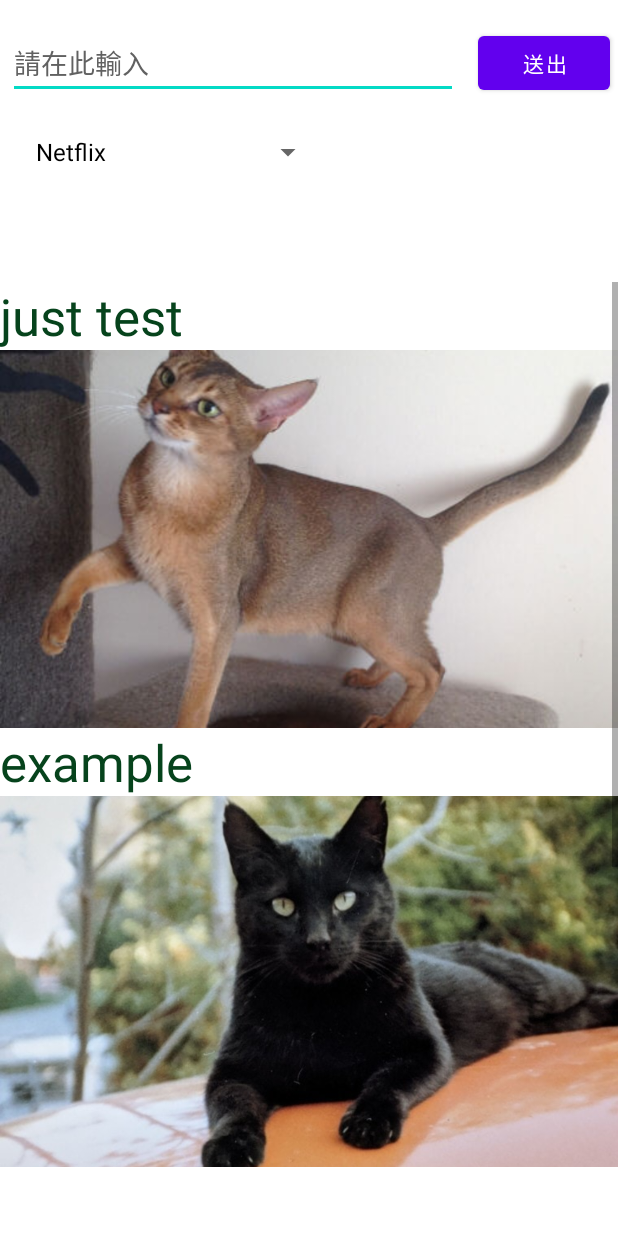
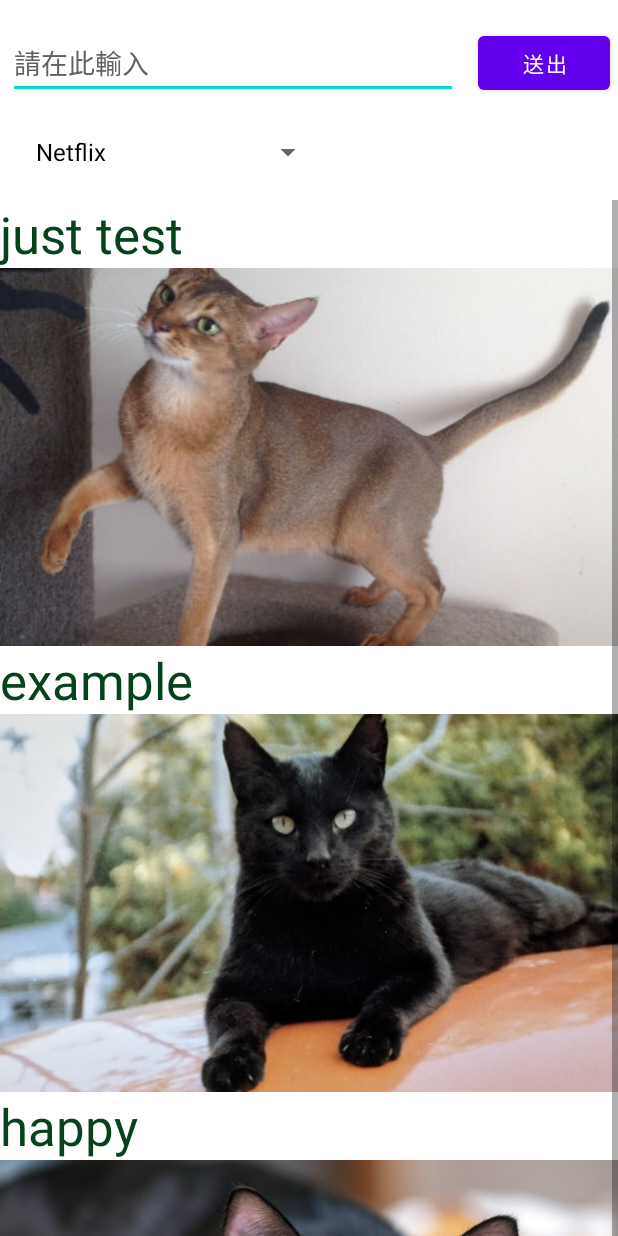
Before and after one commit to FJU-TeamA06/OTT_Search, an Android app: the SearchActivity screen opened directly, with no data from a screen before it, on a phone screen of 412 x 824 dp. Run offline under Robolectric (Android 15) with nearby library versions, the phone set to English and light mode, and no system bars.

Commit message:
list 位置小修

```diff
--- a/app/src/main/res/layout/activity_search.xml
+++ b/app/src/main/res/layout/activity_search.xml
@@ -65,18 +65,19 @@
         <FrameLayout
             android:id="@+id/f1"
             android:layout_width="match_parent"
-            android:layout_height="590dp"
+            android:layout_height="wrap_content"
             android:layout_marginTop="141dp"
             app:layout_constraintBottom_toBottomOf="parent"
             app:layout_constraintEnd_toEndOf="parent"
             app:layout_constraintStart_toStartOf="parent"
             app:layout_constraintTop_toTopOf="parent"
+            app:layout_constraintVertical_bias="0.060000002"
             tools:context=".MainActivity">
 
             <androidx.recyclerview.widget.RecyclerView
                 android:id="@+id/OTT_list1"
                 android:layout_width="match_parent"
-                android:layout_height="590dp"
+                android:layout_height="880dp"
                 android:scrollbars="vertical"
                 app:layoutManager="LinearLayoutManager" />
 
```
